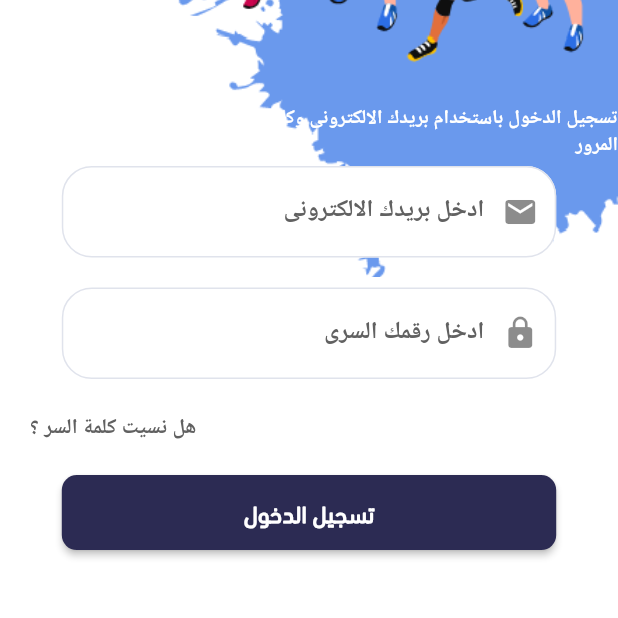
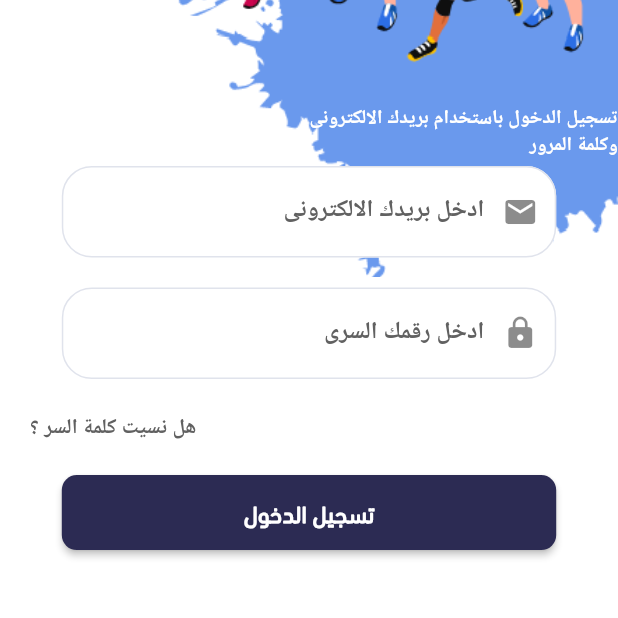
Before and after one commit to medoplay10/CvSporthelmy, a Flutter app: the screen it shows after launch, on a phone screen of 412 x 824 dp, the part 489-1107 px from its top. Run offline on Flutter 3.47's test engine with Material 2 defaults, Android fonts, the phone set to English and light mode, and no system bars; our stand-ins replace easy_localization, intl_phone_number_input, pin_code_fields, splashscreen; Roboto replaces fonts that are missing (Tajawal-Bold, Tajawal-Regular).

```diff
--- a/lib/Pages/auth/Login_Screen.dart
+++ b/lib/Pages/auth/Login_Screen.dart
@@ -33,10 +33,7 @@ class LoginScreen extends StatelessWidget {
                               .size
                               .height * 0.096,
                           child: Container(
-                              width: MediaQuery
-                                  .of(context)
-                                  .size
-                                  .width * .63,
+                              width: MediaQuery.of(context).size.width * .5,
                               alignment: Alignment.centerRight,
                               child: Text(
                                 "تسجيل الدخول باستخدام بريدك الالكترونى وكلمة المرور",
--- a/lib/Pages/auth/SignUp_Screen.dart
+++ b/lib/Pages/auth/SignUp_Screen.dart
@@ -1,6 +1,7 @@
 import 'package:flutter/material.dart';
 import 'package:intl_phone_number_input/intl_phone_number_input.dart';
 import 'package:pin_code_fields/pin_code_fields.dart';
+import 'package:easy_localization/easy_localization.dart' as easy;
 
 class SignUpScreen extends StatefulWidget {
   @override
```
